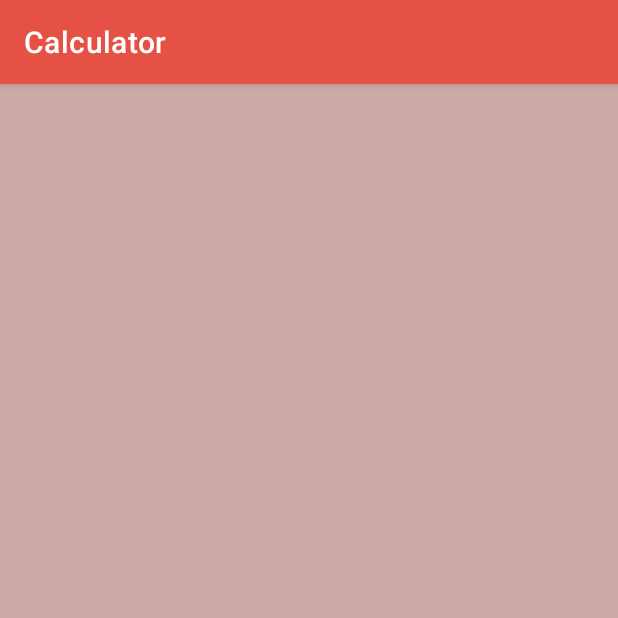
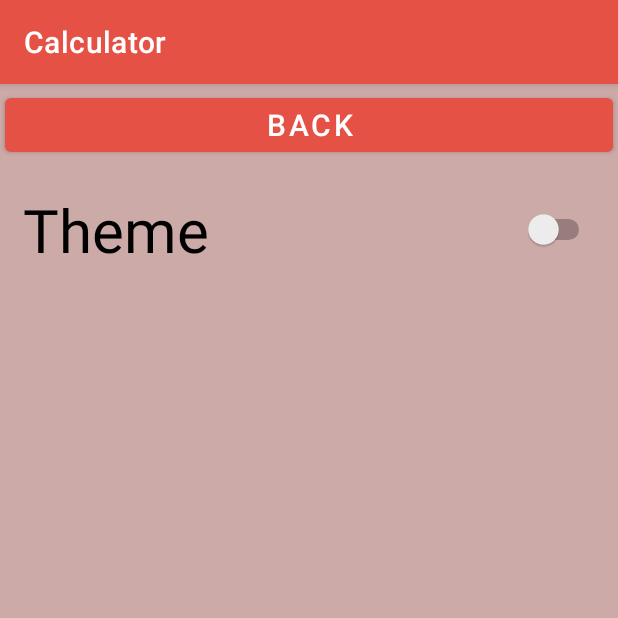
Before and after one commit to SergeyMatyushkin/Calculator1.01, an Android app: the ThemesActivity screen opened directly, with no data from a screen before it, on a phone screen of 412 x 824 dp, the top half of it. Run offline under Robolectric (Android 15) with nearby library versions, the phone set to English and light mode, and no system bars.

Commit message:
неполучается реализовать переключатель между темами, нужно свои новые темы создавать, или они уже есть готовые в ресурсах?

```diff
--- a/app/src/main/java/com/example/calculator/ThemesActivity.java
+++ b/app/src/main/java/com/example/calculator/ThemesActivity.java
@@ -10,6 +10,10 @@ public class ThemesActivity extends AppCompatActivity {
         super.onCreate(savedInstanceState);
         setContentView(R.layout.thems);
 
+        findViewById(R.id.button_Back).setOnClickListener(v -> {
+            finish();
+        });
+
 
     }
 }
--- a/app/src/main/res/layout/thems.xml
+++ b/app/src/main/res/layout/thems.xml
@@ -5,4 +5,17 @@
     android:layout_height="match_parent"
     android:background="@color/background_big">
 
+
+    <com.google.android.material.button.MaterialButton
+        android:id="@+id/button_Back"
+        style="@style/buton_style"
+        android:layout_width="match_parent"
+        android:layout_margin="@dimen/enter_margin"
+        android:text="@string/_Back" />
+
+
+    <Switch
+        android:id="@+id/switch1"
+        style="@style/thems_style"
+        android:text="Theme" />
 </LinearLayout>
--- a/app/src/main/res/values/dimens.xml
+++ b/app/src/main/res/values/dimens.xml
@@ -4,4 +4,7 @@
     <dimen name="pading_1">10dp</dimen>
     <dimen name="Text_Size">30sp</dimen>
     <dimen name="enter_margin">3dp</dimen>
+    <dimen name="themes_padding">5dp</dimen>
+    <dimen name="themes_margin">10dp</dimen>
+    <dimen name="themes_text_size">40dp</dimen>
 </resources>
--- a/app/src/main/res/values/strings.xml
+++ b/app/src/main/res/values/strings.xml
@@ -20,6 +20,9 @@
     <string name="_Themes">Themes</string>
     <string name="_backspace">backspace</string>
     <string name="display">Enter in a value</string>
+    <string name="_Back">Back</string>
+    <string name="light">light</string>
+    <string name="dark">Dark</string>
 
 
 </resources>
--- a/app/src/main/res/values/styles.xml
+++ b/app/src/main/res/values/styles.xml
@@ -14,4 +14,15 @@
     <style name="action_buton_style" parent="buton_style">action_button
         <item name="android:textColor">@color/purple_600</item>
     </style>
+
+    <style name="thems_style">
+        <item name="android:layout_width">match_parent</item>
+        <item name="android:layout_height">wrap_content</item>
+        <item name="android:padding">@dimen/themes_padding</item>
+        <item name="android:layout_margin">@dimen/themes_margin</item>
+        <item name="android:textSize">@dimen/themes_text_size</item>
+    </style>
+
+
+
 </resources>
```
